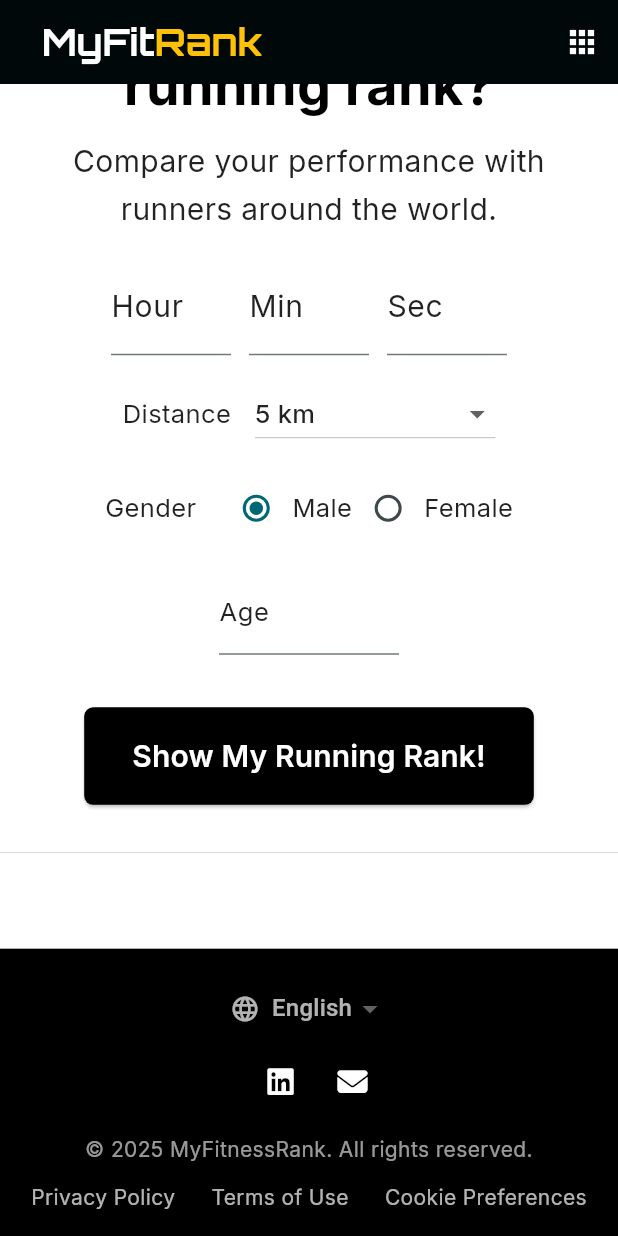
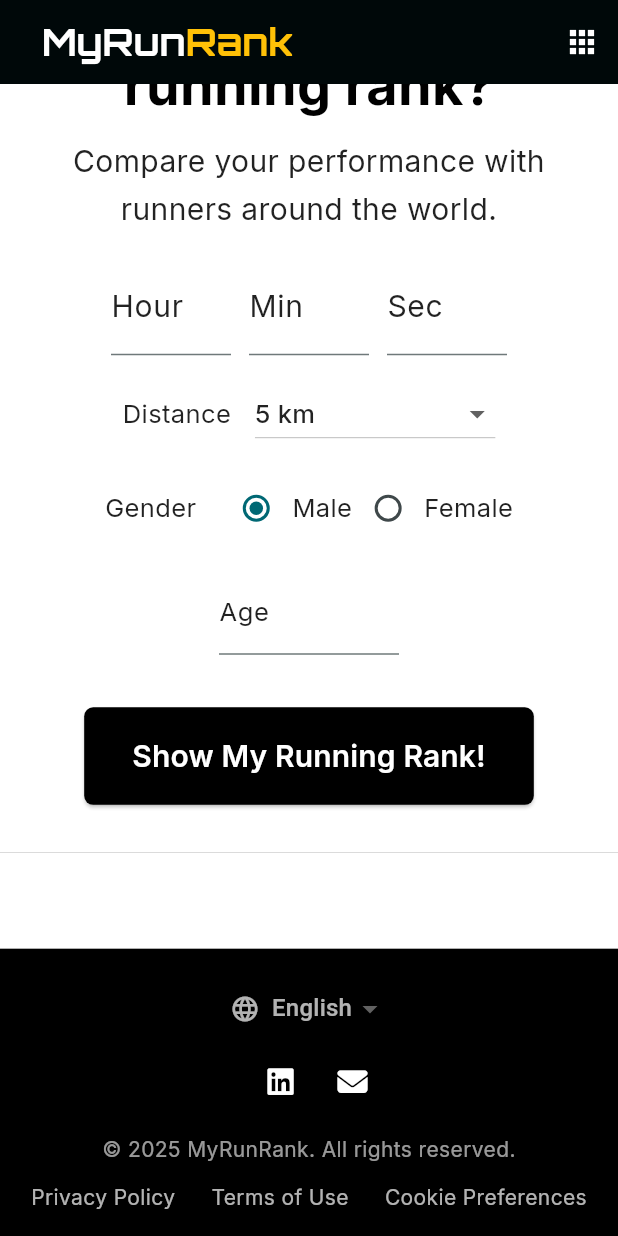
Before and after one commit to lullulalal/MyFitnessRank, a Flutter app: the screen it shows after launch, scrolled down 511 dp, on a phone screen of 412 x 824 dp. Run offline on Flutter 3.47's test engine with Material 3 defaults, Android fonts, the phone set to English and light mode, and no system bars; our stand-ins replace easy_localization, fl_chart, font_awesome_flutter, google_fonts.

Commit message:
Change the app name

```diff
--- a/lib/bodies/commons/common_footer.dart
+++ b/lib/bodies/commons/common_footer.dart
@@ -51,7 +51,7 @@ class CommonFooterBase extends StatelessWidget {
           ),
           const SizedBox(height: 12),
           Text(
-            '© 2025 MyFitnessRank. All rights reserved.',
+            '© 2025 MyRunRank. All rights reserved.',
             textAlign: TextAlign.center,
             style: GoogleFonts.inter(
               textStyle: const TextStyle(fontSize: 14, color: Colors.white60),
--- a/lib/bodies/running_body.dart
+++ b/lib/bodies/running_body.dart
@@ -913,7 +913,7 @@ class _RunningContentsBodyState extends State<RunningContentsBody> {
                   ),
                   const SizedBox(height: 12),
                   Text(
-                    '© 2025 MyFitnessRank. All rights reserved.',
+                    '© 2025 MyRunRank. All rights reserved.',
                     textAlign: TextAlign.center,
                     style: GoogleFonts.inter(
                       textStyle: const TextStyle(
--- a/lib/constants/api_constants.dart
+++ b/lib/constants/api_constants.dart
@@ -1,6 +1,6 @@
 class ApiConstants {
-  //static const String baseUrl = 'http://127.0.0.1:8000/myfitnessrank';
-  static const String baseUrl = 'https://138.199.215.9.nip.io/myfitnessrank';
+  //static const String baseUrl = 'http://127.0.0.1:8000/MyRunRank';
+  static const String baseUrl = 'https://138.199.215.9.nip.io/MyRunRank';
 
   static const String running = '$baseUrl/running';
 }
--- a/lib/main.dart
+++ b/lib/main.dart
@@ -25,13 +25,13 @@ class MyApp extends StatelessWidget {
   @override
   Widget build(BuildContext context) {
     return MaterialApp(
-      title: 'MyFitnessRank',
+      title: 'MyRunRank',
       theme: ThemeData(
         colorScheme: ColorScheme.fromSeed(
           seedColor: Colors.grey,
         ),
       ),
-      home: const MyFitnessRank(),
+      home: const MyRunRank(),
       localizationsDelegates: context.localizationDelegates,
       supportedLocales: context.supportedLocales,
       locale: context.locale,
@@ -39,14 +39,14 @@ class MyApp extends StatelessWidget {
   }
 }
 
-class MyFitnessRank extends StatefulWidget {
-  const MyFitnessRank({super.key});
+class MyRunRank extends StatefulWidget {
+  const MyRunRank({super.key});
 
   @override
-  State<MyFitnessRank> createState() => _MyFitnessRankState();
+  State<MyRunRank> createState() => _MyRunRankState();
 }
 
-class _MyFitnessRankState extends State<MyFitnessRank> {
+class _MyRunRankState extends State<MyRunRank> {
   Widget? _currentBody;
   int numberOfSports = 1;
   final Color appColor = Colors.black;
@@ -154,7 +154,7 @@ class _MyFitnessRankState extends State<MyFitnessRank> {
               children: [
                 const SizedBox(width: 12),
                 Text(
-                  'MyFit',
+                  'MyRun',
                   style: GoogleFonts.orbitron(
                     textStyle: const TextStyle(
                       fontSize: 25,
--- a/pubspec.yaml
+++ b/pubspec.yaml
@@ -1,5 +1,5 @@
-name: my_fitness_rank
-description: "Check my fitness ranking."
+name: my_run_rank
+description: "Check my running ranking."
 # The following line prevents the package from being accidentally published to
 # pub.dev using `flutter pub publish`. This is preferred for private packages.
 publish_to: 'none' # Remove this line if you wish to publish to pub.dev
@@ -35,7 +35,7 @@ dependencies:
   # Use with the CupertinoIcons class for iOS style icons.
   cupertino_icons: ^1.0.8
   http: ^1.4.0
-  google_fonts: ^6.2.1
+  google_fonts: ^8.0.2
   font_awesome_flutter: ^10.8.0
   url_launcher: ^6.3.1
   easy_localization: ^3.0.7
```
Also changed, not shown: pubspec.lock, 5 other files.
